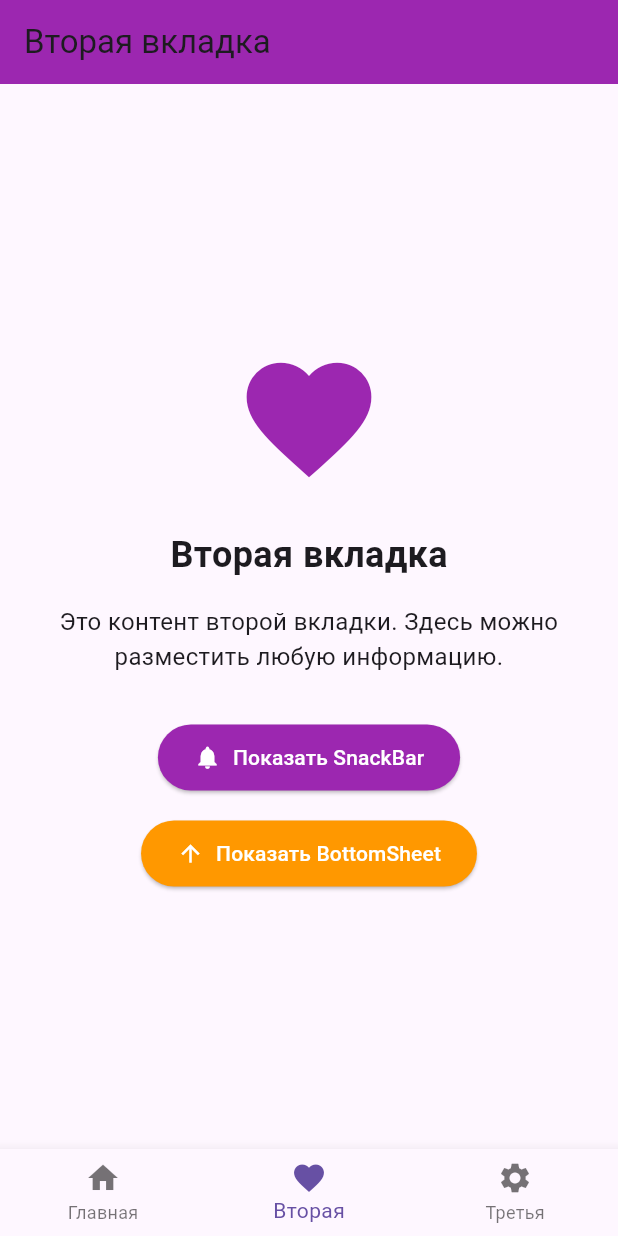
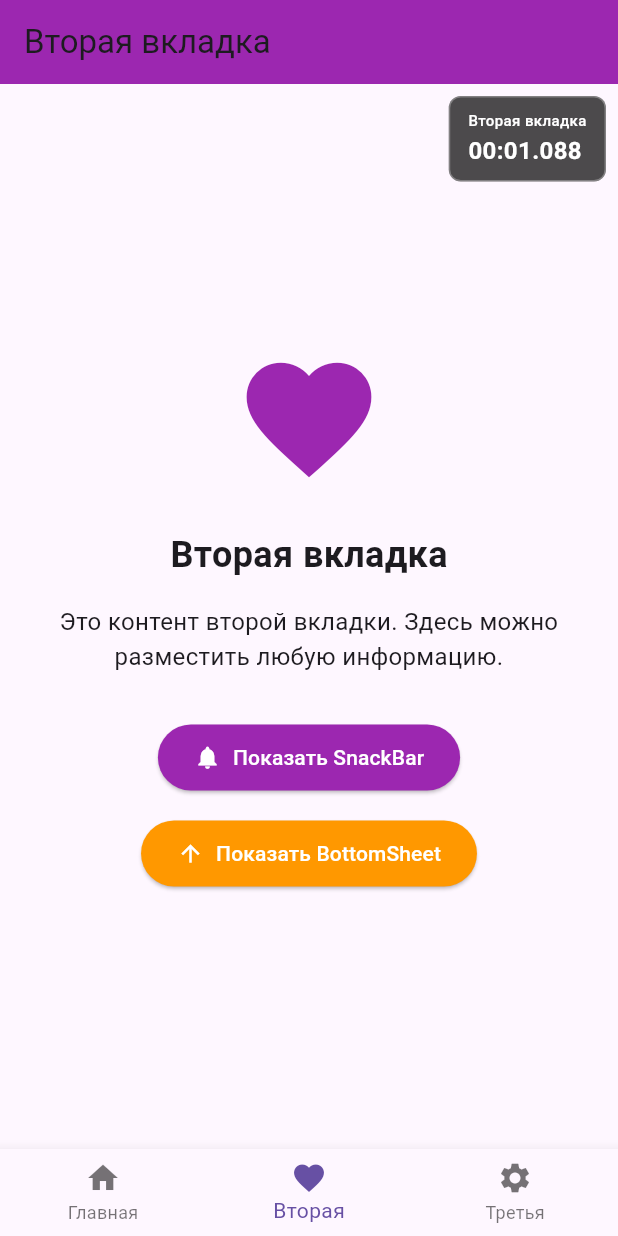
Before and after one commit to neo321654/screen_recorder, a Flutter app: the screen it shows after launch, item 2 of the bottom bar chosen, on a phone screen of 412 x 824 dp. Run offline on Flutter 3.47's test engine with Material 3 defaults, Android fonts, the phone set to English and light mode, and no system bars.

Commit message:
feat(widgets): add screen timer widget and implement on main screens
- Create ScreenTimer widget to display elapsed time on screen
- Add ScreenTimer to HomeScreen, SecondScreen, and ThirdScreen
- Implement screen switching with keys to reset timer on each view
- Adjust skipFramesBetweenCaptures in ScreenRecorderWrapper
- Remove unnecessary library export in screen_recorder.dart

```diff
--- a/lib/screen_recorder_wrapper.dart
+++ b/lib/screen_recorder_wrapper.dart
@@ -69,8 +69,17 @@ class _ScreenRecorderWrapperState extends State<ScreenRecorderWrapper> {
       jpegQuality: 60,
       maxGifWidth: 400,
       maxGifHeight: 800,
-      skipFramesBetweenCaptures: 20,
+     // Приблизительно получается 4 кадра в секунду.
+      skipFramesBetweenCaptures: 17,
     );
+
+    // pixelRatio: 0.6,
+    // resizeRatio: 1,
+    // jpegQuality: 60,
+    // maxGifWidth: 400,
+    // maxGifHeight: 800,
+    // 3.1mb 3.11mb 3.13mb
+
 
     // Получаем размеры экрана после первого рендера
     WidgetsBinding.instance.addPostFrameCallback((_) {
--- a/lib/screenrecorder/screen_recorder.dart
+++ b/lib/screenrecorder/screen_recorder.dart
@@ -1,5 +1,3 @@
-library screenrecorder;
-
 export 'src/exporter.dart';
 export 'src/frame.dart';
 export 'src/screen_recorder.dart';
--- a/lib/screens/home_screen.dart
+++ b/lib/screens/home_screen.dart
@@ -3,6 +3,7 @@ import 'package:provider/provider.dart';
 import '../screen_recorder_wrapper.dart';
 import '../sample_animation.dart';
 import '../app_state.dart';
+import '../widgets/screen_timer.dart';
 
 class HomeScreen extends StatelessWidget {
   const HomeScreen({super.key});
@@ -16,8 +17,10 @@ class HomeScreen extends StatelessWidget {
             title: const Text('Главная'),
             backgroundColor: Colors.blue,
           ),
-          body: Center(
-            child: SingleChildScrollView(
+          body: Stack(
+            children: [
+              Center(
+                child: SingleChildScrollView(
               padding: const EdgeInsets.all(16.0),
               child: Column(
                 mainAxisAlignment: MainAxisAlignment.center,
@@ -163,7 +166,13 @@ class HomeScreen extends StatelessWidget {
                   ),
                 ],
               ),
-            ),
+                ),
+              ),
+              const ScreenTimer(
+                screenName: 'Главная',
+                position: TimerPosition.topRight,
+              ),
+            ],
           ),
         );
       },
--- a/lib/screens/main_screen.dart
+++ b/lib/screens/main_screen.dart
@@ -13,25 +13,34 @@ class MainScreen extends StatefulWidget {
 class _MainScreenState extends State<MainScreen> {
   int _currentIndex = 0;
 
-  final List<Widget> _screens = [
-    const HomeScreen(),
-    const SecondScreen(),
-    const ThirdScreen(),
+  // Используем ключи для пересоздания экранов при переключении
+  // Это позволяет таймерам сбрасываться при каждом показе экрана
+  final List<GlobalKey> _screenKeys = [
+    GlobalKey(),
+    GlobalKey(),
+    GlobalKey(),
+  ];
+
+  List<Widget> get _screens => [
+    HomeScreen(key: _screenKeys[0]),
+    SecondScreen(key: _screenKeys[1]),
+    ThirdScreen(key: _screenKeys[2]),
   ];
 
   @override
   Widget build(BuildContext context) {
     return Scaffold(
-      body: IndexedStack(
-        index: _currentIndex,
-        children: _screens,
-      ),
+      body: _screens[_currentIndex],
       bottomNavigationBar: BottomNavigationBar(
         currentIndex: _currentIndex,
         onTap: (index) {
-          setState(() {
-            _currentIndex = index;
-          });
+          if (index != _currentIndex) {
+            // Пересоздаем экран при переключении для сброса таймера
+            _screenKeys[index] = GlobalKey();
+            setState(() {
+              _currentIndex = index;
+            });
+          }
         },
         items: const [
           BottomNavigationBarItem(
--- a/lib/screens/second_screen.dart
+++ b/lib/screens/second_screen.dart
@@ -1,4 +1,5 @@
 import 'package:flutter/material.dart';
+import '../widgets/screen_timer.dart';
 
 class SecondScreen extends StatelessWidget {
   const SecondScreen({super.key});
@@ -10,8 +11,10 @@ class SecondScreen extends StatelessWidget {
         title: const Text('Вторая вкладка'),
         backgroundColor: Colors.purple,
       ),
-      body: Center(
-        child: SingleChildScrollView(
+      body: Stack(
+        children: [
+          Center(
+            child: SingleChildScrollView(
           padding: const EdgeInsets.all(16.0),
           child: Column(
             mainAxisAlignment: MainAxisAlignment.center,
@@ -105,7 +108,13 @@ class SecondScreen extends StatelessWidget {
               ),
             ],
           ),
-        ),
+            ),
+          ),
+          const ScreenTimer(
+            screenName: 'Вторая вкладка',
+            position: TimerPosition.topRight,
+          ),
+        ],
       ),
     );
   }
--- a/lib/screens/third_screen.dart
+++ b/lib/screens/third_screen.dart
@@ -1,4 +1,5 @@
 import 'package:flutter/material.dart';
+import '../widgets/screen_timer.dart';
 
 class ThirdScreen extends StatelessWidget {
   const ThirdScreen({super.key});
@@ -10,8 +11,10 @@ class ThirdScreen extends StatelessWidget {
         title: const Text('Третья вкладка'),
         backgroundColor: Colors.teal,
       ),
-      body: Center(
-        child: SingleChildScrollView(
+      body: Stack(
+        children: [
+          Center(
+            child: SingleChildScrollView(
           padding: const EdgeInsets.all(16.0),
           child: Column(
             mainAxisAlignment: MainAxisAlignment.center,
@@ -118,7 +121,13 @@ class ThirdScreen extends StatelessWidget {
               ),
             ],
           ),
-        ),
+            ),
+          ),
+          const ScreenTimer(
+            screenName: 'Третья вкладка',
+            position: TimerPosition.topRight,
+          ),
+        ],
       ),
     );
   }
--- /dev/null
+++ b/lib/widgets/screen_timer.dart
@@ -0,0 +1,123 @@
+import 'package:flutter/material.dart';
+
+/// Виджет таймера для отслеживания времени на экране
+/// Автоматически запускается при создании и показывает время в формате MM:SS.mmm
+/// Таймер сбрасывается при каждом показе экрана (если используется с ключом)
+class ScreenTimer extends StatefulWidget {
+  const ScreenTimer({
+    super.key,
+    this.screenName,
+    this.position = TimerPosition.topRight,
+  });
+
+  /// Имя экрана для отображения (опционально)
+  final String? screenName;
+
+  /// Позиция таймера на экране
+  final TimerPosition position;
+
+  @override
+  State<ScreenTimer> createState() => _ScreenTimerState();
+}
+
+class _ScreenTimerState extends State<ScreenTimer> {
+  DateTime? _startTime;
+  Duration _elapsed = Duration.zero;
+  bool _isRunning = false;
+
+  @override
+  void initState() {
+    super.initState();
+    _startTimer();
+  }
+
+  void _startTimer() {
+    _startTime = DateTime.now();
+    _isRunning = true;
+    _updateTimer();
+  }
+
+  void _updateTimer() {
+    if (!_isRunning || _startTime == null) return;
+
+    setState(() {
+      _elapsed = DateTime.now().difference(_startTime!);
+    });
+
+    // Обновляем каждые 16ms (~60 FPS для плавности)
+    Future.delayed(const Duration(milliseconds: 16), _updateTimer);
+  }
+
+  String _formatDuration(Duration duration) {
+    final totalMilliseconds = duration.inMilliseconds;
+    final minutes = totalMilliseconds ~/ 60000;
+    final seconds = (totalMilliseconds % 60000) ~/ 1000;
+    final milliseconds = totalMilliseconds % 1000;
+
+    return '${minutes.toString().padLeft(2, '0')}:'
+        '${seconds.toString().padLeft(2, '0')}.'
+        '${milliseconds.toString().padLeft(3, '0')}';
+  }
+
+  @override
+  Widget build(BuildContext context) {
+    return Positioned(
+      top: widget.position == TimerPosition.topLeft ||
+           widget.position == TimerPosition.topRight ? 8 : null,
+      bottom: widget.position == TimerPosition.bottomLeft ||
+              widget.position == TimerPosition.bottomRight ? 8 : null,
+      left: widget.position == TimerPosition.topLeft ||
+            widget.position == TimerPosition.bottomLeft ? 8 : null,
+      right: widget.position == TimerPosition.topRight ||
+             widget.position == TimerPosition.bottomRight ? 8 : null,
+      child: Container(
+        padding: const EdgeInsets.symmetric(horizontal: 12, vertical: 8),
+        decoration: BoxDecoration(
+          color: Colors.black.withValues(alpha: 0.7),
+          borderRadius: BorderRadius.circular(8),
+          border: Border.all(color: Colors.white.withValues(alpha: 0.3), width: 1),
+        ),
+        child: Column(
+          mainAxisSize: MainAxisSize.min,
+          crossAxisAlignment: CrossAxisAlignment.start,
+          children: [
+            if (widget.screenName != null) ...[
+              Text(
+                widget.screenName!,
+                style: const TextStyle(
+                  color: Colors.white,
+                  fontSize: 10,
+                  fontWeight: FontWeight.w500,
+                ),
+              ),
+              const SizedBox(height: 2),
+            ],
+            Text(
+              _formatDuration(_elapsed),
+              style: const TextStyle(
+                color: Colors.white,
+                fontSize: 16,
+                fontWeight: FontWeight.bold,
+                fontFeatures: [FontFeature.tabularFigures()],
+              ),
+            ),
+          ],
+        ),
+      ),
+    );
+  }
+
+  @override
+  void dispose() {
+    _isRunning = false;
+    super.dispose();
+  }
+}
+
+/// Позиция таймера на экране
+enum TimerPosition {
+  topLeft,
+  topRight,
+  bottomLeft,
+  bottomRight,
+}
```
